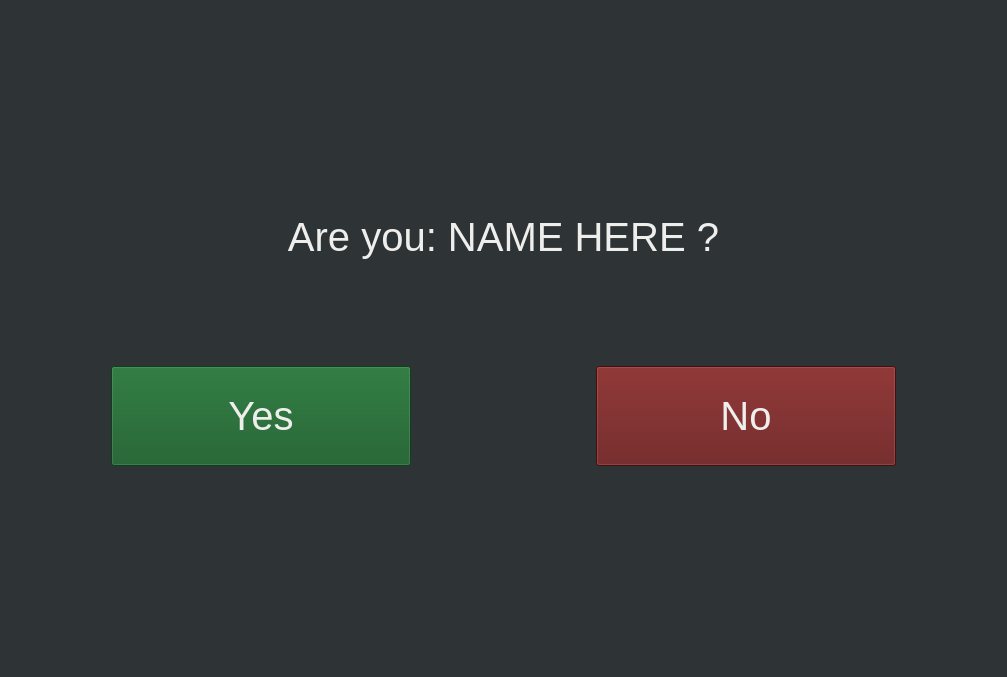
Before: the Qt Designer form frontend/confirm.ui in hadiko-i6/zischr, drawn with Qt 5.
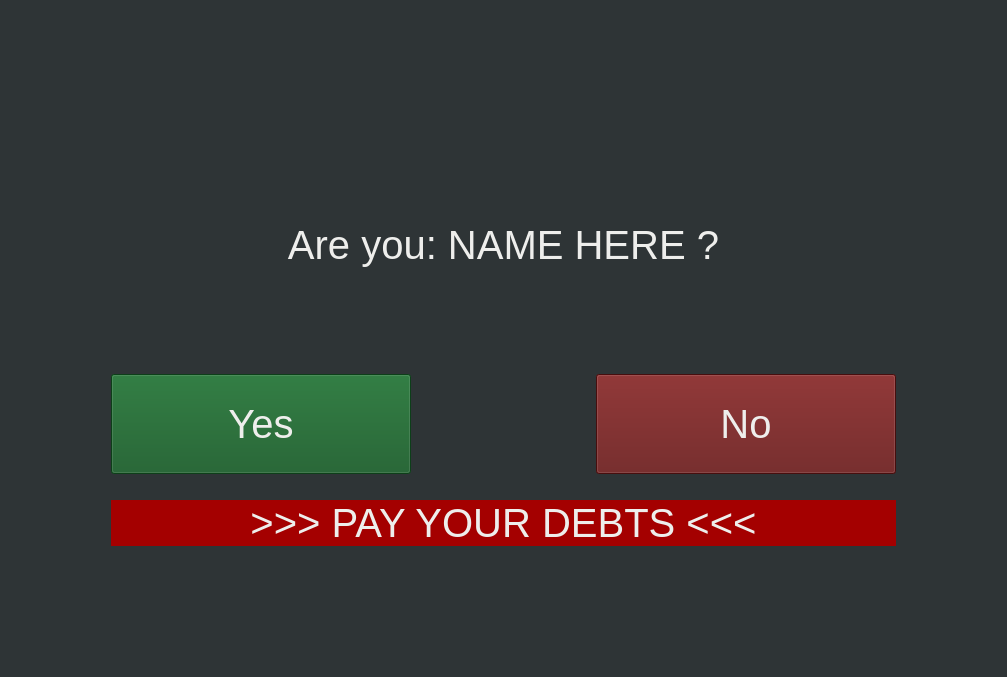
After: the same form once the commit is applied.

Commit message: Frontend: Add nagging when user balance is negative

The edit to the form file:
```diff
--- a/frontend/confirm.ui
+++ b/frontend/confirm.ui
@@ -29,7 +29,7 @@
      </property>
     </widget>
    </item>
-   <item row="4" column="2">
+   <item row="5" column="2">
     <spacer name="horizontalSpacer">
      <property name="orientation">
       <enum>Qt::Horizontal</enum>
@@ -42,7 +42,7 @@
      </property>
     </spacer>
    </item>
-   <item row="4" column="3">
+   <item row="5" column="3">
     <widget class="QPushButton" name="No">
      <property name="sizePolicy">
       <sizepolicy hsizetype="Minimum" vsizetype="Fixed">
@@ -64,7 +64,7 @@
      </property>
     </widget>
    </item>
-   <item row="4" column="4">
+   <item row="5" column="4">
     <spacer name="horizontalSpacer_2">
      <property name="orientation">
       <enum>Qt::Horizontal</enum>
@@ -80,7 +80,7 @@
      </property>
     </spacer>
    </item>
-   <item row="5" column="2">
+   <item row="8" column="2">
     <spacer name="verticalSpacer">
      <property name="orientation">
       <enum>Qt::Vertical</enum>
@@ -91,12 +91,12 @@
      <property name="sizeHint" stdset="0">
       <size>
        <width>20</width>
-       <height>200</height>
+       <height>120</height>
       </size>
      </property>
     </spacer>
    </item>
-   <item row="4" column="1">
+   <item row="5" column="1">
     <widget class="QPushButton" name="Yes">
      <property name="sizePolicy">
       <sizepolicy hsizetype="Minimum" vsizetype="Fixed">
@@ -118,7 +118,7 @@
      </property>
     </widget>
    </item>
-   <item row="3" column="2">
+   <item row="4" column="2">
     <spacer name="verticalSpacer_2">
      <property name="orientation">
       <enum>Qt::Vertical</enum>
@@ -134,7 +134,7 @@
      </property>
     </spacer>
    </item>
-   <item row="4" column="0">
+   <item row="5" column="0">
     <spacer name="horizontalSpacer_3">
      <property name="orientation">
       <enum>Qt::Horizontal</enum>
@@ -163,6 +163,35 @@
      </property>
     </spacer>
    </item>
+   <item row="7" column="1" colspan="3">
+    <widget class="QLabel" name="nagLabel">
+     <property name="styleSheet">
+      <string notr="true">background-color: rgb(164, 0, 0);</string>
+     </property>
+     <property name="text">
+      <string>&gt;&gt;&gt;  PAY YOUR DEBTS  &lt;&lt;&lt;</string>
+     </property>
+     <property name="alignment">
+      <set>Qt::AlignCenter</set>
+     </property>
+    </widget>
+   </item>
+   <item row="6" column="2">
+    <spacer name="verticalSpacer_4">
+     <property name="orientation">
+      <enum>Qt::Vertical</enum>
+     </property>
+     <property name="sizeType">
+      <enum>QSizePolicy::Fixed</enum>
+     </property>
+     <property name="sizeHint" stdset="0">
+      <size>
+       <width>20</width>
+       <height>20</height>
+      </size>
+     </property>
+    </spacer>
+   </item>
   </layout>
  </widget>
  <resources/>
```
The commit also changes 2 other files.
